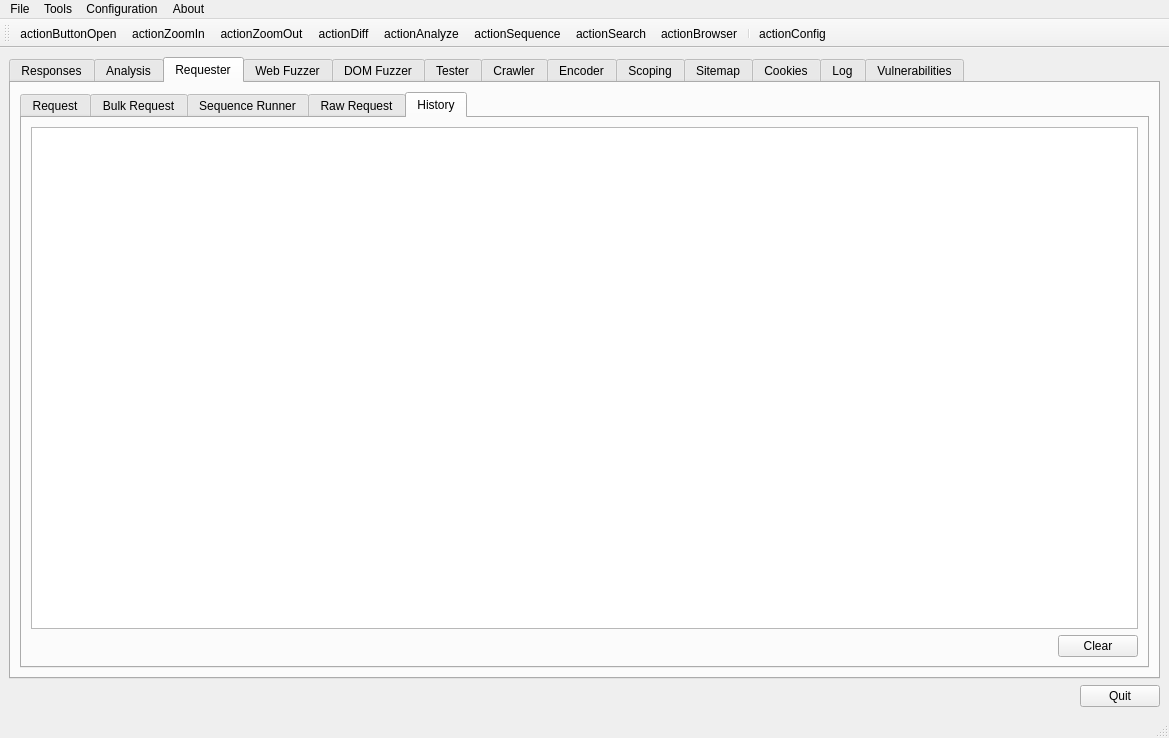
Qt form branches/raft3/ui/RaftMain.ui (RAFTDevTeam/raft) before a commit.
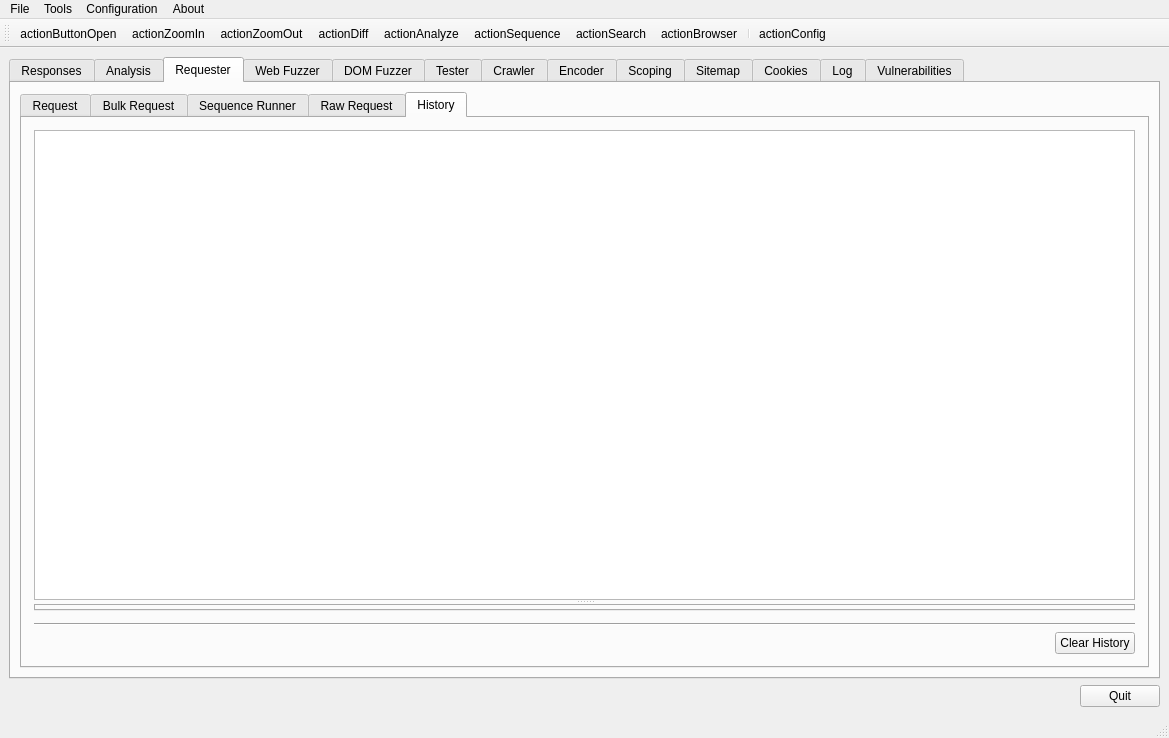
The same form after that commit. The open tabs and pages were chosen to show the change. Icons and pictures are not drawn. Custom widgets are drawn as their Qt base class.

Commit message: Added requests/responses to history in repeater

Diff of the .ui file:
```diff
--- a/branches/raft3/ui/RaftMain.ui
+++ b/branches/raft3/ui/RaftMain.ui
@@ -559,12 +559,25 @@
             </property>
            </widget>
           </widget>
-          <widget class="QWidget" name="tab_11">
+          <widget class="QWidget" name="reqTabHistoryTab">
+           <property name="sizePolicy">
+            <sizepolicy hsizetype="Expanding" vsizetype="Expanding">
+             <horstretch>0</horstretch>
+             <verstretch>0</verstretch>
+            </sizepolicy>
+           </property>
            <attribute name="title">
             <string>History</string>
            </attribute>
-           <layout class="QVBoxLayout" name="verticalLayout_16">
+           <layout class="QVBoxLayout" name="verticalLayout_61">
+            <property name="margin">
+             <number>12</number>
+            </property>
             <item>
+             <widget class="QSplitter" name="splitter_16">
+              <property name="orientation">
+               <enum>Qt::Vertical</enum>
+              </property>
              <widget class="QTreeView" name="requesterHistoryTreeView">
               <property name="alternatingRowColors">
                <bool>true</bool>
@@ -576,6 +589,22 @@
                <bool>false</bool>
               </property>
              </widget>
+              <widget class="QTabWidget" name="requesterHistoryTabWidget">
+               <property name="currentIndex">
+                <number>-1</number>
+               </property>
+              </widget>
+             </widget>
+            </item>
+            <item>
+             <widget class="QWidget" name="requesterHistorySearchResultsPlaceholder" native="true"/>
+            </item>
+            <item>
+             <widget class="Line" name="line_3">
+              <property name="orientation">
+               <enum>Qt::Horizontal</enum>
+              </property>
+             </widget>
             </item>
             <item>
              <layout class="QHBoxLayout" name="horizontalLayout_2">
@@ -595,7 +624,7 @@
               <item>
                <widget class="QPushButton" name="requesterHistoryClearButton">
                 <property name="text">
-                 <string>Clear</string>
+                 <string>Clear History</string>
                 </property>
                </widget>
               </item>
```
Lines whose indentation alone changed are shown as unchanged. The commit also changes 4 other files.
